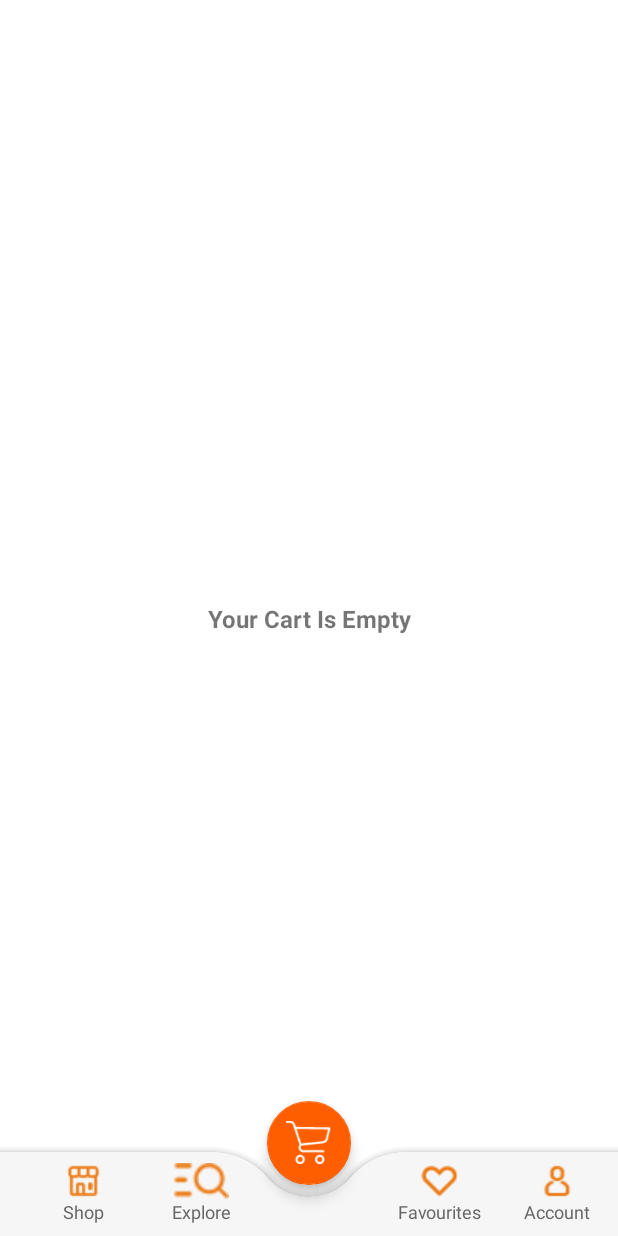
After one commit to YUVRAJ06singh08deora/SHFFARMS, an Android app: the CartListActivity screen opened directly, with no data from a screen before it, on a phone screen of 412 x 824 dp. The commit adds this screen. Run offline under Robolectric (Android 15) with nearby library versions, the phone set to English and light mode, and no system bars.

Commit message:
Cart Activity Added

```diff
--- a/app/src/main/AndroidManifest.xml
+++ b/app/src/main/AndroidManifest.xml
@@ -13,6 +13,9 @@
         android:supportsRtl="true"
         android:theme="@style/Theme.Shffarms"
         tools:targetApi="31">
+        <activity
+            android:name=".Activity.CartListActivity"
+            android:exported="false" />
         <activity
             android:name=".Activity.ShowDetailActivity"
             android:exported="false" />
--- /dev/null
+++ b/app/src/main/java/com/example/shffarms/Activity/CartListActivity.java
@@ -0,0 +1,101 @@
+package com.example.shffarms.Activity;
+
+import androidx.appcompat.app.AppCompatActivity;
+import androidx.recyclerview.widget.LinearLayoutManager;
+import androidx.recyclerview.widget.RecyclerView;
+
+import android.content.Intent;
+import android.os.Bundle;
+import android.view.View;
+import android.widget.LinearLayout;
+import android.widget.ScrollView;
+import android.widget.TextView;
+
+import com.example.shffarms.Adaptor.CartListAdapter;
+import com.example.shffarms.Helper.ManagementCart;
+import com.example.shffarms.Interface.ChangeNumberItemsListner;
+import com.example.shffarms.R;
+import com.google.android.material.floatingactionbutton.FloatingActionButton;
+
+public class CartListActivity extends AppCompatActivity {
+private RecyclerView.Adapter adapter;
+private RecyclerView recyclerViewList;
+private ManagementCart managementCart;
+TextView totalFeetxt,taxTxt,deliveryTxt,totalTxt,emptyTxt;
+private double tax;
+private ScrollView scrollView;
+    @Override
+    protected void onCreate(Bundle savedInstanceState) {
+        super.onCreate(savedInstanceState);
+        setContentView(R.layout.activity_cart_list);
+
+        managementCart=new ManagementCart(this);
+
+        initView();
+        initList();
+        CalculateCart();
+        bottomNavigation();
+    }
+
+    private void bottomNavigation(){
+        FloatingActionButton floatingActionButton=findViewById(R.id.cartBtn);
+        LinearLayout homebtn=findViewById(R.id.homebtn);
+        floatingActionButton.setOnClickListener(new View.OnClickListener() {
+            @Override
+            public void onClick(View v) {
+                startActivity(new Intent(CartListActivity.this,CartListActivity.class));
+            }
+        });
+        homebtn.setOnClickListener(new View.OnClickListener() {
+            @Override
+            public void onClick(View v) {
+                startActivity(new Intent(CartListActivity.this,MainActivity.class));
+            }
+        });
+    }
+
+    private void initView() {
+        recyclerViewList=findViewById(R.id.recyclerView);
+        totalFeetxt=findViewById(R.id.totalFeeTxt);
+        taxTxt=findViewById(R.id.taxTxt);
+        deliveryTxt=findViewById(R.id.deliverServiceTxt);
+        totalTxt=findViewById(R.id.itemTotalTxt);
+        emptyTxt=findViewById(R.id.emptyTxt);
+        scrollView=findViewById(R.id.scrollView2);
+        recyclerViewList=findViewById(R.id.cartView);
+
+    }
+    private void initList(){
+        LinearLayoutManager linearLayoutManager=new LinearLayoutManager(this,LinearLayoutManager.VERTICAL,false);
+        recyclerViewList.setLayoutManager(linearLayoutManager);
+        adapter=new CartListAdapter(managementCart.getListCart(), this, new ChangeNumberItemsListner() {
+            @Override
+            public void changed() {
+                CalculateCart();
+            }
+        });
+
+        recyclerViewList.setAdapter(adapter);
+        if(managementCart.getListCart().isEmpty()){
+            emptyTxt.setVisibility(View.VISIBLE);
+            scrollView.setVisibility(View.GONE);
+        }
+        else{
+            emptyTxt.setVisibility(View.GONE);
+            scrollView.setVisibility(View.VISIBLE);
+        }
+    }
+    private void CalculateCart(){
+        double percentTax=0.02;
+        double delivery=10;
+
+        tax=Math.round((managementCart.getTotalFee()*percentTax)*100)/100;
+        double total=Math.round((managementCart.getTotalFee()+tax+delivery)*100)/100;
+        double itemTotal=Math.round(managementCart.getTotalFee()*100)/100;
+        totalFeetxt.setText("Rs."+itemTotal);
+        taxTxt.setText("Rs."+tax);
+        deliveryTxt.setText("Rs."+delivery);
+        totalTxt.setText("Rs."+total);
+
+    }
+}
--- a/app/src/main/java/com/example/shffarms/Helper/ManagementCart.java
+++ b/app/src/main/java/com/example/shffarms/Helper/ManagementCart.java
@@ -4,6 +4,7 @@ import android.content.Context;
 import android.widget.Toast;
 
 import com.example.shffarms.Domain.FoodDomain;
+import com.example.shffarms.Interface.ChangeNumberItemsListner;
 
 import java.util.ArrayList;
 
@@ -41,4 +42,32 @@ public class ManagementCart {
     public ArrayList<FoodDomain> getListCart(){
         return tinyDB.getListObject("CartList");
     }
+
+    public void plusNumberFood(ArrayList<FoodDomain>listFood, int position, ChangeNumberItemsListner changeNumberItemsListner){
+        listFood.get(position).setNumberInCart(listFood.get(position).getNumberInCart()+1);
+        tinyDB.putListObject("CartList",listFood);
+        changeNumberItemsListner.changed();
+    }
+
+    public void minusNumberFood(ArrayList<FoodDomain> listfood,int position,ChangeNumberItemsListner changeNumberItemsListner){
+        if(listfood.get(position).getNumberInCart()==1){
+            listfood.remove(position);
+        }
+        else
+        {
+            listfood.get(position).setNumberInCart(listfood.get(position).getNumberInCart()-1);
+        }
+        tinyDB.putListObject("CartList",listfood);
+        changeNumberItemsListner.changed();
+    }
+
+    public Double getTotalFee(){
+       ArrayList<FoodDomain> listfood=getListCart();
+       double fee=0;
+        for (int i = 0; i < listfood.size(); i++) {
+            fee=fee+(listfood.get(i).getFee()*listfood.get(i).getNumberInCart());
+
+        }
+        return fee;
+    }
 }
--- /dev/null
+++ b/app/src/main/java/com/example/shffarms/Interface/ChangeNumberItemsListner.java
@@ -0,0 +1,5 @@
+package com.example.shffarms.Interface;
+
+public interface ChangeNumberItemsListner {
+    void changed();
+}
--- /dev/null
+++ b/app/src/main/res/layout/activity_cart_list.xml
@@ -0,0 +1,347 @@
+<?xml version="1.0" encoding="utf-8"?>
+<androidx.constraintlayout.widget.ConstraintLayout xmlns:android="http://schemas.android.com/apk/res/android"
+    xmlns:app="http://schemas.android.com/apk/res-auto"
+    xmlns:tools="http://schemas.android.com/tools"
+    android:layout_width="match_parent"
+    android:layout_height="match_parent"
+    tools:context=".Activity.CartListActivity">
+
+    <ScrollView
+        android:id="@+id/scrollView2"
+        android:layout_width="match_parent"
+        android:layout_height="match_parent"
+        app:layout_constraintBottom_toBottomOf="parent"
+        app:layout_constraintEnd_toEndOf="parent"
+        app:layout_constraintStart_toStartOf="parent"
+        app:layout_constraintTop_toTopOf="parent">
+
+        <LinearLayout
+            android:layout_width="match_parent"
+            android:layout_height="wrap_content"
+            android:orientation="vertical">
+
+            <TextView
+                android:id="@+id/textView12"
+                android:layout_width="match_parent"
+                android:layout_height="wrap_content"
+                android:layout_marginTop="32dp"
+                android:text="My Cart"
+                android:textAlignment="center"
+                android:textColor="#ff3d00"
+                android:textSize="20sp"
+                android:textStyle="bold" />
+
+            <androidx.recyclerview.widget.RecyclerView
+                android:id="@+id/cartView"
+                android:layout_width="match_parent"
+                android:layout_height="match_parent" />
+
+            <LinearLayout
+                android:layout_width="match_parent"
+                android:layout_height="match_parent"
+                android:layout_marginStart="16dp"
+                android:layout_marginEnd="16dp"
+                android:layout_marginBottom="4dp"
+                android:orientation="horizontal">
+
+                <TextView
+                    android:id="@+id/textView13"
+                    android:layout_width="wrap_content"
+                    android:layout_height="wrap_content"
+                    android:layout_weight="1"
+                    android:text="Items Total:"
+                    android:textColor="#373b54"
+                    android:textSize="18sp"
+                    android:textStyle="bold" />
+
+
+                <TextView
+                    android:id="@+id/itemTotalTxt"
+                    android:layout_width="wrap_content"
+                    android:layout_height="wrap_content"
+
+                    android:text="Rs 0"
+                    android:textColor="#373b54"
+                    android:textSize="18sp"
+                    android:textStyle="bold" />
+            </LinearLayout>
+
+            <LinearLayout
+                android:layout_width="match_parent"
+                android:layout_height="match_parent"
+                android:layout_marginStart="16dp"
+                android:layout_marginTop="4dp"
+                android:layout_marginEnd="16dp"
+                android:layout_marginBottom="4dp"
+                android:orientation="horizontal">
+
+                <TextView
+                    android:id="@+id/textView13"
+                    android:layout_width="wrap_content"
+                    android:layout_height="wrap_content"
+                    android:layout_weight="1"
+                    android:text="Delivery Services :"
+                    android:textColor="#373b54"
+                    android:textSize="18sp"
+                    android:textStyle="bold" />
+
+
+                <TextView
+                    android:id="@+id/deliverServiceTxt"
+                    android:layout_width="wrap_content"
+                    android:layout_height="wrap_content"
+
+                    android:text="Rs 0"
+                    android:textColor="#373b54"
+                    android:textSize="18sp"
+                    android:textStyle="bold" />
+            </LinearLayout>
+
+            <LinearLayout
+                android:layout_width="match_parent"
+                android:layout_height="match_parent"
+                android:layout_marginStart="16dp"
+                android:layout_marginTop="4dp"
+                android:layout_marginEnd="16dp"
+                android:layout_marginBottom="4dp"
+                android:orientation="horizontal">
+
+                <TextView
+                    android:id="@+id/textView13"
+                    android:layout_width="wrap_content"
+                    android:layout_height="wrap_content"
+                    android:layout_weight="1"
+                    android:text="Tax :"
+                    android:textColor="#373b54"
+                    android:textSize="18sp"
+                    android:textStyle="bold" />
+
+
+                <TextView
+                    android:id="@+id/taxTxt"
+                    android:layout_width="wrap_content"
+                    android:layout_height="wrap_content"
+
+                    android:text="Rs 0"
+                    android:textColor="#373b54"
+                    android:textSize="18sp"
+                    android:textStyle="bold" />
+            </LinearLayout>
+
+            <LinearLayout
+                android:layout_width="match_parent"
+                android:layout_height="match_parent"
+                android:layout_marginStart="16dp"
+                android:layout_marginTop="16dp"
+                android:layout_marginEnd="16dp"
+                android:layout_marginBottom="4dp"
+                android:orientation="horizontal">
+
+                <TextView
+                    android:id="@+id/textView13"
+                    android:layout_width="wrap_content"
+                    android:layout_height="wrap_content"
+                    android:layout_weight="1"
+                    android:text="Total :"
+                    android:textColor="#373b54"
+                    android:textSize="30sp"
+                    android:textStyle="bold" />
+
+
+                <TextView
+                    android:id="@+id/totalFeeTxt"
+                    android:layout_width="wrap_content"
+                    android:layout_height="wrap_content"
+                    android:text="Rs 0"
+                    android:textColor="#373b54"
+                    android:textSize="30sp"
+                    android:textStyle="bold" />
+
+            </LinearLayout>
+
+            <TextView
+                android:id="@+id/textView17"
+                android:layout_width="match_parent"
+                android:layout_height="50dp"
+                android:layout_margin="16dp"
+                android:background="@drawable/orange_button"
+                android:gravity="center"
+                android:text="CheckOut"
+                android:textColor="#ffffff"
+                android:textSize="25sp"
+                android:textStyle="bold" />
+        </LinearLayout>
+    </ScrollView>
+
+    <TextView
+        android:id="@+id/emptyTxt"
+        android:layout_width="wrap_content"
+        android:layout_height="wrap_content"
+        android:text="Your Cart Is Empty"
+        android:textSize="16sp"
+        android:textStyle="bold"
+        android:visibility="gone"
+        app:layout_constraintBottom_toBottomOf="@+id/scrollView2"
+        app:layout_constraintEnd_toEndOf="@+id/scrollView2"
+        app:layout_constraintStart_toStartOf="@+id/scrollView2"
+        app:layout_constraintTop_toTopOf="@+id/scrollView2" />
+
+    <androidx.coordinatorlayout.widget.CoordinatorLayout
+        android:layout_width="match_parent"
+        android:layout_height="100dp"
+        app:layout_constraintBottom_toBottomOf="parent"
+        app:layout_constraintEnd_toEndOf="parent"
+        app:layout_constraintStart_toStartOf="parent">
+
+        <com.google.android.material.bottomappbar.BottomAppBar
+            android:id="@+id/app_bar"
+            android:layout_width="match_parent"
+            android:layout_height="wrap_content"
+            android:layout_gravity="bottom"
+            android:backgroundTint="#f6f6f6"
+            app:fabCradleMargin="8dp"
+            app:fabCradleRoundedCornerRadius="50dp"
+            app:fabCradleVerticalOffset="6dp">
+
+            <LinearLayout
+                android:layout_width="match_parent"
+                android:layout_height="match_parent">
+
+                <LinearLayout
+                    android:id="@+id/shop_btn"
+                    android:layout_width="0dp"
+                    android:layout_height="match_parent"
+                    android:layout_weight="0.2"
+                    android:orientation="vertical">
+
+                    <ImageView
+                        android:id="@+id/imageView3"
+                        android:layout_width="match_parent"
+                        android:layout_height="wrap_content"
+                        android:layout_weight="1"
+                        app:srcCompat="@drawable/shop_btn" />
+
+                    <TextView
+                        android:id="@+id/textView10"
+                        android:layout_width="match_parent"
+                        android:layout_height="wrap_content"
+                        android:text="Shop"
+                        android:textAlignment="center"
+                        android:textColor="#676767"
+                        android:textSize="12sp" />
+                </LinearLayout>
+
+                <LinearLayout
+                    android:id="@+id/explore_btn"
+                    android:layout_width="0dp"
+                    android:layout_height="match_parent"
+                    android:layout_weight="0.2"
+                    android:orientation="vertical">
+
+                    <ImageView
+                        android:id="@+id/imageView3"
+                        android:layout_width="match_parent"
+                        android:layout_height="wrap_content"
+                        android:layout_weight="1"
+                        app:srcCompat="@drawable/explore_btn" />
+
+                    <TextView
+                        android:id="@+id/textView10"
+                        android:layout_width="match_parent"
+                        android:layout_height="wrap_content"
+                        android:text="Explore"
+                        android:textAlignment="center"
+                        android:textColor="#676767"
+                        android:textSize="12sp" />
+                </LinearLayout>
+
+                <LinearLayout
+                    android:id="@+id/homebtn"
+                    android:layout_width="0dp"
+                    android:layout_height="match_parent"
+                    android:layout_weight="0.2"
+                    android:orientation="vertical"
+                    android:visibility="invisible">
+
+                    <ImageView
+                        android:id="@+id/imageView3"
+                        android:layout_width="match_parent"
+                        android:layout_height="wrap_content"
+                        android:layout_weight="1"
+                        app:srcCompat="@drawable/btn1" />
+
+                    <TextView
+                        android:id="@+id/textView10"
+                        android:layout_width="match_parent"
+                        android:layout_height="wrap_content"
+                        android:text="Home"
+                        android:textAlignment="center"
+                        android:textColor="#676767"
+                        android:textSize="12sp" />
+                </LinearLayout>
+
+                <LinearLayout
+                    android:id="@+id/favourites_btn"
+                    android:layout_width="0dp"
+                    android:layout_height="match_parent"
+                    android:layout_weight="0.2"
+                    android:orientation="vertical">
+
+                    <ImageView
+                        android:id="@+id/imageView3"
+                        android:layout_width="match_parent"
+                        android:layout_height="wrap_content"
+                        android:layout_weight="1"
+                        app:srcCompat="@drawable/favourite_btn" />
+
+                    <TextView
+                        android:id="@+id/textView10"
+                        android:layout_width="match_parent"
+                        android:layout_height="wrap_content"
+                        android:text="Favourites"
+                        android:textAlignment="center"
+                        android:textColor="#676767"
+                        android:textSize="12sp" />
+                </LinearLayout>
+
+                <LinearLayout
+                    android:id="@+id/account_btn"
+                    android:layout_width="0dp"
+                    android:layout_height="match_parent"
+                    android:layout_weight="0.2"
+                    android:orientation="vertical">
+
+                    <ImageView
+                        android:id="@+id/imageView3"
+                        android:layout_width="match_parent"
+                        android:layout_height="wrap_content"
+                        android:layout_weight="1"
+                        app:srcCompat="@drawable/account_btn" />
+
+                    <TextView
+                        android:id="@+id/textView10"
+                        android:layout_width="match_parent"
+                        android:layout_height="wrap_content"
+                        android:text="Account"
+                        android:textAlignment="center"
+                        android:textColor="#676767"
+                        android:textSize="12sp" />
+                </LinearLayout>
+            </LinearLayout>
+        </com.google.android.material.bottomappbar.BottomAppBar>
+
+        <com.google.android.material.floatingactionbutton.FloatingActionButton
+            android:id="@+id/cartBtn"
+            android:layout_width="wrap_content"
+            android:layout_height="wrap_content"
+            android:backgroundTint="#ff5e00"
+            android:elevation="3dp"
+            android:src="@drawable/shopping_cart"
+            app:backgroundTint="#ff5e00"
+            app:layout_anchor="@id/app_bar"
+            app:maxImageSize="30dp"
+            app:tint="#ffffff">
+
+        </com.google.android.material.floatingactionbutton.FloatingActionButton>
+    </androidx.coordinatorlayout.widget.CoordinatorLayout>
+</androidx.constraintlayout.widget.ConstraintLayout>
--- a/app/src/main/res/layout/activity_main.xml
+++ b/app/src/main/res/layout/activity_main.xml
@@ -356,6 +356,7 @@
         </com.google.android.material.bottomappbar.BottomAppBar>
 
         <com.google.android.material.floatingactionbutton.FloatingActionButton
+            android:id="@+id/cartBtn"
             android:layout_width="wrap_content"
             android:layout_height="wrap_content"
             android:backgroundTint="#ff5e00"
```
Also changed, not shown: app/src/main/java/com/example/shffarms/Activity/MainActivity.java (+22 -0 lines), app/src/main/java/com/example/shffarms/Adaptor/CartListAdapter.java (added, +103 -0 lines), app/src/main/res/layout/viewholder_cart.xml (added, +119 -0 lines).
